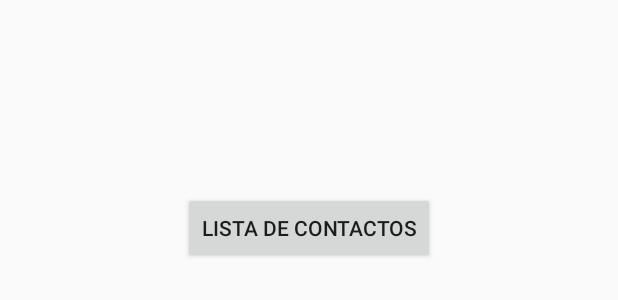
After one commit to darkydres/Who-owes-me-I-owe-to-you-, an Android app: the layout activity_pick_contact.xml on its own in the app's theme, with its tools: preview values and no code run, on a phone screen of 412 x 824 dp. The commit adds this screen. Shown: the top 300 px of the screen. Run offline under Robolectric (Android 15) with nearby library versions, the phone set to English and light mode, and no system bars.

Commit message:
try to connect to contact list was 2 of 3

```diff
--- a/Novisa+/app/src/main/AndroidManifest.xml
+++ b/Novisa+/app/src/main/AndroidManifest.xml
@@ -1,7 +1,7 @@
 <?xml version="1.0" encoding="utf-8"?>
 <manifest xmlns:android="http://schemas.android.com/apk/res/android"
     package="com.example.andresfelipe.novisa" >
-
+<uses-permission android:name="android.permission.READ_CONTACTS"></uses-permission>
     <application
         android:allowBackup="true"
         android:icon="@mipmap/ic_launcher"
@@ -20,6 +20,10 @@
             android:name=".CreateNewUsers"
             android:label="@string/title_activity_create_new_users" >
         </activity>
+        <activity
+            android:name=".PickContactActivity"
+            android:label="@string/title_activity_pick_contact" >
+        </activity>
     </application>
 
 </manifest>
--- /dev/null
+++ b/Novisa+/app/src/main/res/layout/activity_pick_contact.xml
@@ -0,0 +1,17 @@
+<RelativeLayout xmlns:android="http://schemas.android.com/apk/res/android"
+    xmlns:tools="http://schemas.android.com/tools" android:layout_width="match_parent"
+    android:layout_height="match_parent" android:paddingLeft="@dimen/activity_horizontal_margin"
+    android:paddingRight="@dimen/activity_horizontal_margin"
+    android:paddingTop="@dimen/activity_vertical_margin"
+    android:paddingBottom="@dimen/activity_vertical_margin"
+    tools:context="com.example.andresfelipe.novisa.PickContactActivity">
+
+    <Button
+        android:layout_width="wrap_content"
+        android:layout_height="wrap_content"
+        android:text="@string/ContactListPicker"
+        android:id="@+id/buttonContactPicker"
+        android:layout_alignParentTop="true"
+        android:layout_centerHorizontal="true"
+        android:layout_marginTop="112dp" />
+</RelativeLayout>
--- a/Novisa+/app/src/main/res/values/strings.xml
+++ b/Novisa+/app/src/main/res/values/strings.xml
@@ -14,4 +14,6 @@
     <string name="textviewNameNMA">Nombre</string>
     <string name="textviewEmailNMA">Email</string>
     <string name="btnCreateNewManagerAccount">Crear</string>
+    <string name="title_activity_pick_contact">PickContactActivity</string>
+    <string name="ContactListPicker">Lista de contactos</string>
 </resources>
```
Also changed, not shown: Novisa+/app/src/main/java/com/example/andresfelipe/novisa/MainActivity.java (+10 -0 lines), Novisa+/app/src/main/java/com/example/andresfelipe/novisa/PickContactActivity.java (added, +137 -0 lines), Novisa+/app/src/main/res/menu/menu_pick_contact.xml (added, +7 -0 lines).
